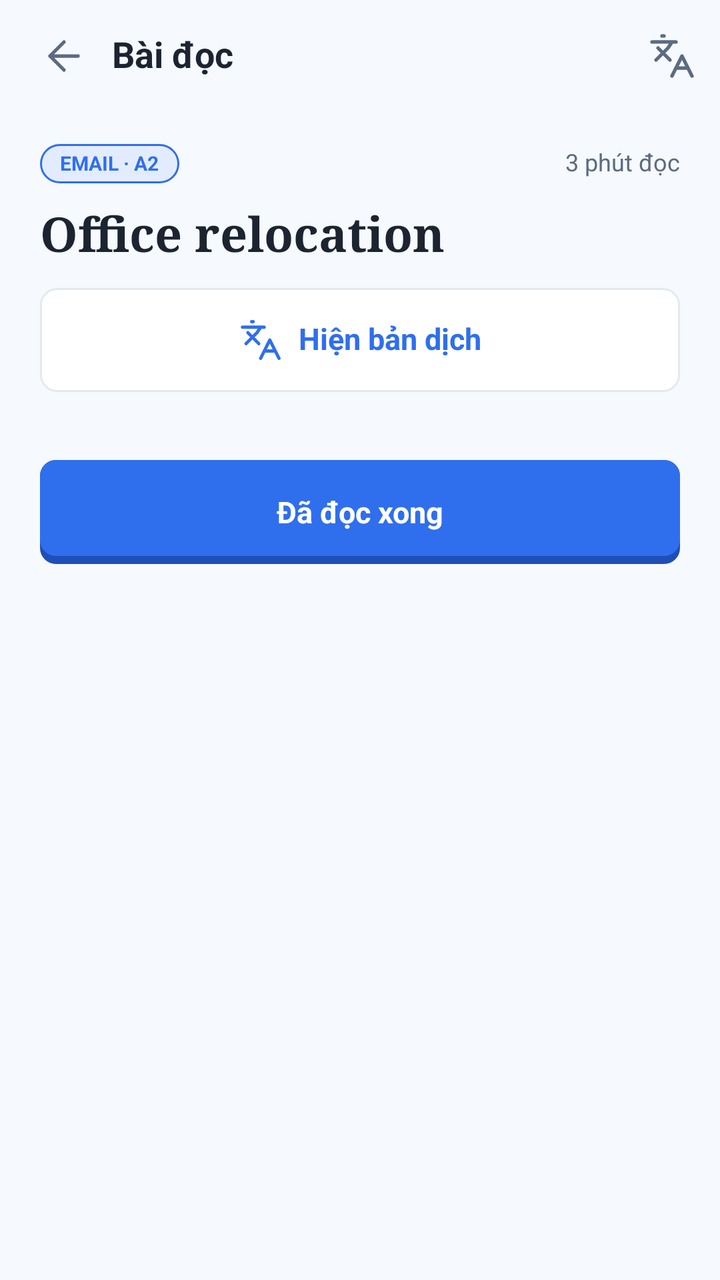
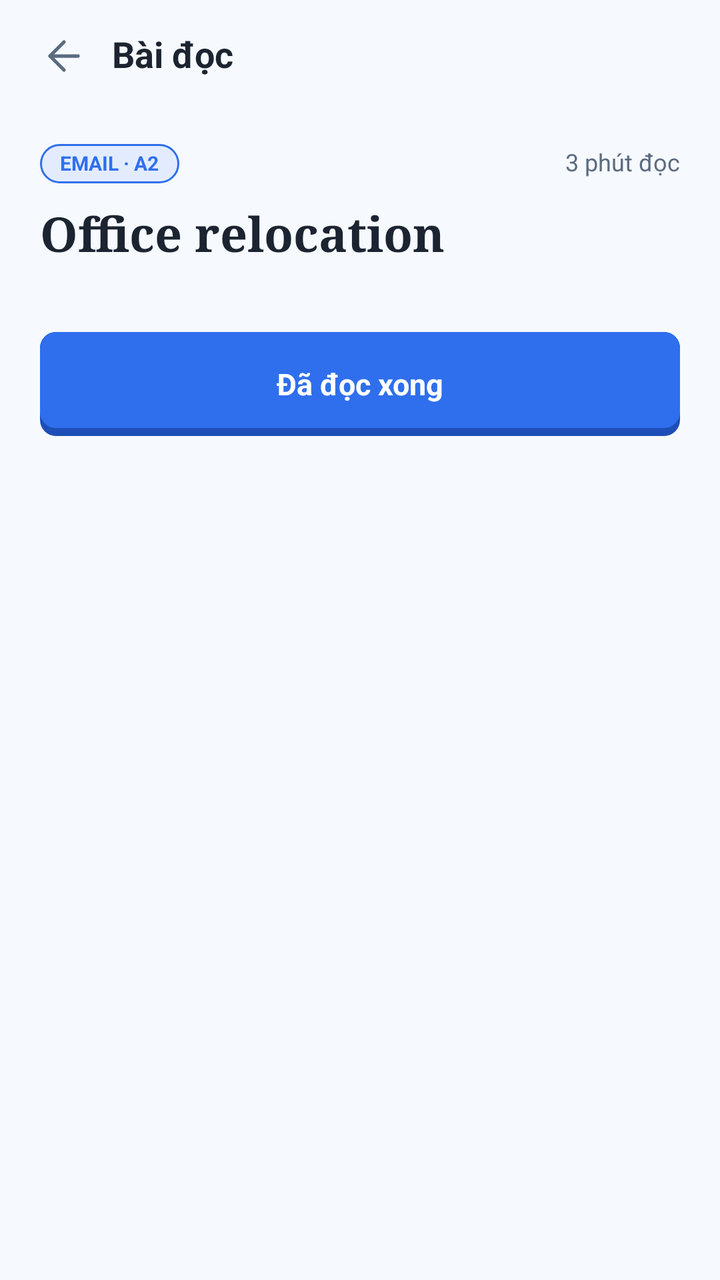

An Android layout rendered at two revisions. The XML below is the earlier revision; the diff shows what the commit changed to produce the second picture.
<!-- AndroidManifest.xml: application theme Theme.NT118_Project -->
<!-- res/layout/fragment_reading_article.xml -->
<?xml version="1.0" encoding="utf-8"?>
<androidx.constraintlayout.widget.ConstraintLayout
    xmlns:android="http://schemas.android.com/apk/res/android"
    xmlns:app="http://schemas.android.com/apk/res-auto"
    android:layout_width="match_parent"
    android:layout_height="match_parent"
    android:background="@color/app_bg">
    <androidx.constraintlayout.widget.Guideline
        android:id="@+id/guideStart"
        android:layout_width="wrap_content"
        android:layout_height="wrap_content"
        android:orientation="vertical"
        app:layout_constraintGuide_percent="@dimen/guide_start" />
    <androidx.constraintlayout.widget.Guideline
        android:id="@+id/guideEnd"
        android:layout_width="wrap_content"
        android:layout_height="wrap_content"
        android:orientation="vertical"
        app:layout_constraintGuide_percent="@dimen/guide_end" />
    <LinearLayout
        android:layout_width="0dp"
        android:layout_height="0dp"
        android:id="@+id/screenColumn"
        app:layout_constraintStart_toStartOf="@id/guideStart"
        app:layout_constraintEnd_toEndOf="@id/guideEnd"
        app:layout_constraintTop_toTopOf="parent"
        android:orientation="vertical"
        app:layout_constraintBottom_toBottomOf="parent">
        <LinearLayout
            android:layout_height="56dp"
            android:layout_width="match_parent"
            android:orientation="horizontal"
            android:gravity="center_vertical">
            <ImageButton
                android:layout_marginStart="8dp"
                style="@style/IconButton"
                android:src="@drawable/ic_arrow_left"
                app:tint="@color/app_text_secondary"
                android:id="@+id/btnBack"
                android:contentDescription="@string/register_13" />
            <TextView
                android:id="@+id/txtScreenTitle"
                android:layout_width="0dp"
                android:layout_weight="1"
                android:paddingStart="0dp"
                android:minHeight="48dp"
                android:gravity="center_vertical"
                android:layout_height="wrap_content"
                style="@style/Text.Title"
                android:text="@string/reading_article_13" />
            <ImageButton
                android:id="@+id/btnTranslate"
                style="@style/IconButton"
                android:src="@drawable/ic_languages"
                app:tint="@color/app_text_secondary"
                android:contentDescription="@string/reading_translation" />
        </LinearLayout>
        <androidx.core.widget.NestedScrollView
            android:layout_width="match_parent"
            android:layout_height="0dp"
            android:layout_weight="1"
            android:fillViewport="true">
            <LinearLayout
                android:paddingStart="20dp"
                android:paddingTop="16dp"
                android:paddingEnd="20dp"
                android:paddingBottom="28dp"
                android:layout_width="match_parent"
                android:layout_height="wrap_content"
                android:orientation="vertical">
                <LinearLayout
                    android:layout_width="match_parent"
                    android:layout_height="wrap_content"
                    android:orientation="horizontal"
                    android:gravity="center_vertical">
                    <TextView
                        android:id="@+id/txtBadge"
                        style="@style/Badge"
                        android:text="@string/reading_article_08"
                        android:layout_width="wrap_content"
                        android:layout_height="wrap_content" />
                    <TextView
                        android:id="@+id/txtMeta"
                        android:layout_marginStart="0dp"
                        android:gravity="end"
                        android:layout_width="0dp"
                        android:layout_weight="1"
                        android:layout_height="wrap_content"
                        style="@style/Text.Caption"
                        android:text="@string/reading_article_09" />
                </LinearLayout>
                <TextView
                    android:id="@+id/txtTitle"
                    android:fontFamily="serif"
                    android:textSize="24sp"
                    android:layout_marginTop="12dp"
                    android:layout_width="match_parent"
                    android:layout_height="wrap_content"
                    style="@style/Text.Title"
                    android:text="@string/intro2_02" />
                <LinearLayout
                    android:id="@+id/passageList"
                    android:layout_width="match_parent"
                    android:layout_height="wrap_content"
                    android:orientation="vertical" />
                <LinearLayout
                    android:id="@+id/btnTranslateBottom"
                    android:layout_marginTop="12dp"
                    style="@style/Button.Outline"
                    android:orientation="horizontal">
                    <ImageView
                        android:layout_width="22dp"
                        android:layout_height="22dp"
                        android:src="@drawable/ic_languages"
                        app:tint="@color/app_primary"
                        android:importantForAccessibility="no" />
                    <TextView
                        android:id="@+id/txtTranslateBottom"
                        android:layout_marginStart="8dp"
                        android:textColor="@color/app_primary"
                        android:textStyle="bold"
                        android:layout_width="wrap_content"
                        android:layout_height="wrap_content"
                        style="@style/Text.Body"
                        android:text="@string/reading_show_translation" />
                </LinearLayout>
                <TextView
                    android:id="@+id/txtStatus"
                    android:layout_marginTop="12dp"
                    android:layout_width="match_parent"
                    android:layout_height="wrap_content"
                    style="@style/Text.Caption" />
                <TextView
                    android:id="@+id/btnDone"
                    android:layout_marginTop="8dp"
                    style="@style/Button.Primary"
                    android:text="@string/reading_mark_done" />
            </LinearLayout>
        </androidx.core.widget.NestedScrollView>
    </LinearLayout>
    <LinearLayout
        android:background="@drawable/bg_sheet"
        android:padding="20dp"
        android:layout_width="0dp"
        android:layout_height="wrap_content"
        android:orientation="vertical"
        android:id="@+id/lookupSheet"
        android:visibility="gone"
        android:elevation="8dp"
        app:layout_constraintStart_toStartOf="parent"
        app:layout_constraintEnd_toEndOf="parent"
        app:layout_constraintBottom_toBottomOf="parent">
        <View
            android:layout_width="36dp"
            android:layout_height="4dp"
            android:layout_gravity="center_horizontal"
            android:background="@drawable/bg_dot" />
        <LinearLayout
            android:layout_marginTop="8dp"
            android:layout_width="match_parent"
            android:layout_height="wrap_content"
            android:orientation="horizontal"
            android:gravity="center_vertical">
            <TextView
                android:id="@+id/txtWord"
                android:textSize="24sp"
                android:layout_width="0dp"
                android:layout_weight="1"
                android:layout_marginTop="8dp"
                android:layout_height="wrap_content"
                style="@style/Text.Heading"
                android:text="@string/intro2_07" />
            <ImageButton
                android:id="@+id/btnSpeak"
                android:layout_width="32dp"
                android:layout_height="32dp"
                style="@style/IconButton"
                android:src="@drawable/ic_volume"
                app:tint="@color/app_primary"
                android:contentDescription="@string/reading_article_14" />
            <ImageButton
                android:layout_width="32dp"
                android:layout_height="32dp"
                style="@style/IconButton"
                android:src="@drawable/ic_x"
                app:tint="@color/app_text_secondary"
                android:id="@+id/btnCloseSheet"
                android:contentDescription="@string/flashcard_front_08" />
        </LinearLayout>
        <TextView
            android:id="@+id/txtIpa"
            android:layout_marginTop="4dp"
            android:layout_width="match_parent"
            android:layout_height="wrap_content"
            style="@style/Text.Caption"
            android:text="@string/flashcard_front_02" />
        <TextView
            android:id="@+id/txtMeaning"
            android:textStyle="bold"
            android:layout_marginTop="12dp"
            android:layout_width="match_parent"
            android:layout_height="wrap_content"
            style="@style/Text.Body"
            android:text="@string/reading_article_15" />
        <TextView
            android:id="@+id/txtExample"
            android:layout_marginTop="4dp"
            android:layout_width="match_parent"
            android:layout_height="wrap_content"
            style="@style/Text.Caption"
            android:text="@string/reading_article_16" />
        <LinearLayout
            android:id="@+id/btnSaveCard"
            android:layout_marginTop="16dp"
            style="@style/Button.Primary"
            android:orientation="horizontal">
            <ImageView
                android:layout_width="22dp"
                android:layout_height="22dp"
                android:src="@drawable/ic_plus"
                app:tint="@color/white"
                android:importantForAccessibility="no" />
            <TextView
                android:layout_marginStart="8dp"
                android:textColor="@color/white"
                android:textStyle="bold"
                android:layout_width="wrap_content"
                android:layout_height="wrap_content"
                style="@style/Text.Body"
                android:text="@string/reading_article_10" />
        </LinearLayout>
    </LinearLayout>
</androidx.constraintlayout.widget.ConstraintLayout>
<!-- resources referenced by this layout -->
<resources>
  <color name="app_bg">#F6F9FE</color>
  <color name="app_primary">#2F6FED</color>
  <color name="app_text_secondary">#5B6B80</color>
  <color name="white">#FFFFFFFF</color>
  <item name="guide_end" format="float" type="dimen">1.0</item>
  <item name="guide_start" format="float" type="dimen">0.0</item>
  <!-- drawable bg_dot (drawable) -->
  <?xml version="1.0" encoding="utf-8"?>
  <shape xmlns:android="http://schemas.android.com/apk/res/android" android:shape="rectangle">
      <solid android:color="@color/app_border" />
      <corners android:radius="999dp" />
  </shape>
  <!-- drawable bg_sheet (drawable) -->
  <?xml version="1.0" encoding="utf-8"?>
  <shape xmlns:android="http://schemas.android.com/apk/res/android" android:shape="rectangle">
      <solid android:color="@color/app_surface" />
      <corners android:topLeftRadius="20dp" android:topRightRadius="20dp" />
  </shape>
  <string name="flashcard_front_02">/nɪˈɡəʊʃieɪt/</string>
  <string name="flashcard_front_08">Đóng</string>
  <string name="intro2_02">Office relocation</string>
  <string name="intro2_07">negotiate</string>
  <string name="reading_article_08">EMAIL · A2</string>
  <string name="reading_article_09">3 phút đọc</string>
  <string name="reading_article_10">Thêm vào flashcard</string>
  <string name="reading_article_13">Bài đọc</string>
  <string name="reading_article_14">Phát âm</string>
  <string name="reading_article_15">Động từ · thương lượng</string>
  <string name="reading_article_16">Thảo luận để đi đến một thỏa thuận về giá, điều kiện hoặc hợp đồng.</string>
  <string name="reading_mark_done">Đã đọc xong</string>
  <string name="reading_show_translation">Hiện bản dịch</string>
  <string name="reading_translation">Bản dịch</string>
  <string name="register_13">Quay lại</string>
  <style name="Button.Outline">
          <item name="android:background">@drawable/bg_field</item>
          <item name="android:textColor">@color/app_primary</item>
      </style>
  <style name="Button.Primary">
          <item name="android:background">@drawable/bg_button_primary</item>
          <item name="android:textColor">@android:color/white</item>
      </style>
  <style name="Text.Body">
          <item name="android:textSize">15sp</item>
          <item name="android:lineSpacingExtra">4sp</item>
      </style>
  <style name="Text.Caption">
          <item name="android:textSize">12sp</item>
          <item name="android:textColor">@color/app_text_secondary</item>
      </style>
  <style name="Text.Heading">
          <item name="android:textSize">32sp</item>
          <item name="android:textStyle">bold</item>
      </style>
  <style name="Text.Title">
          <item name="android:textSize">18sp</item>
          <item name="android:textStyle">bold</item>
      </style>
  <style name="Theme.NT118_Project" parent="Base.Theme.NT118_Project" />
  <color name="app_border">#E4E9F0</color>
  <color name="app_surface">#FFFFFF</color>
  <!-- drawable bg_badge (drawable) -->
  <?xml version="1.0" encoding="utf-8"?>
  <shape xmlns:android="http://schemas.android.com/apk/res/android" android:shape="rectangle">
      <solid android:color="@color/app_primary_soft" />
      <stroke android:width="1dp" android:color="@color/app_primary" />
      <corners android:radius="999dp" />
  </shape>
  <!-- drawable bg_field (drawable) -->
  <?xml version="1.0" encoding="utf-8"?>
  <shape xmlns:android="http://schemas.android.com/apk/res/android" android:shape="rectangle">
      <solid android:color="@color/app_surface" />
      <stroke android:width="1dp" android:color="@color/app_border" />
      <corners android:radius="8dp" />
  </shape>
  <dimen name="icon_button">48dp</dimen>
  <color name="app_primary_soft">#E3ECFF</color>
  <color name="app_primary_dark">#1E4FB8</color>
  <!-- unchanged entries left out for length: 9 -->
</resources>

<!-- the commit's change to res/layout/fragment_reading_article.xml (unified diff, before → after) -->
@@ -50,6 +50,7 @@
                 android:text="@string/reading_article_13" />
             <ImageButton
                 android:id="@+id/btnTranslate"
+                android:visibility="gone"
                 style="@style/IconButton"
                 android:src="@drawable/ic_languages"
                 app:tint="@color/app_text_secondary"
@@ -105,6 +106,7 @@
                     android:orientation="vertical" />
                 <LinearLayout
                     android:id="@+id/btnTranslateBottom"
+                    android:visibility="gone"
                     android:layout_marginTop="12dp"
                     style="@style/Button.Outline"
                     android:orientation="horizontal">
